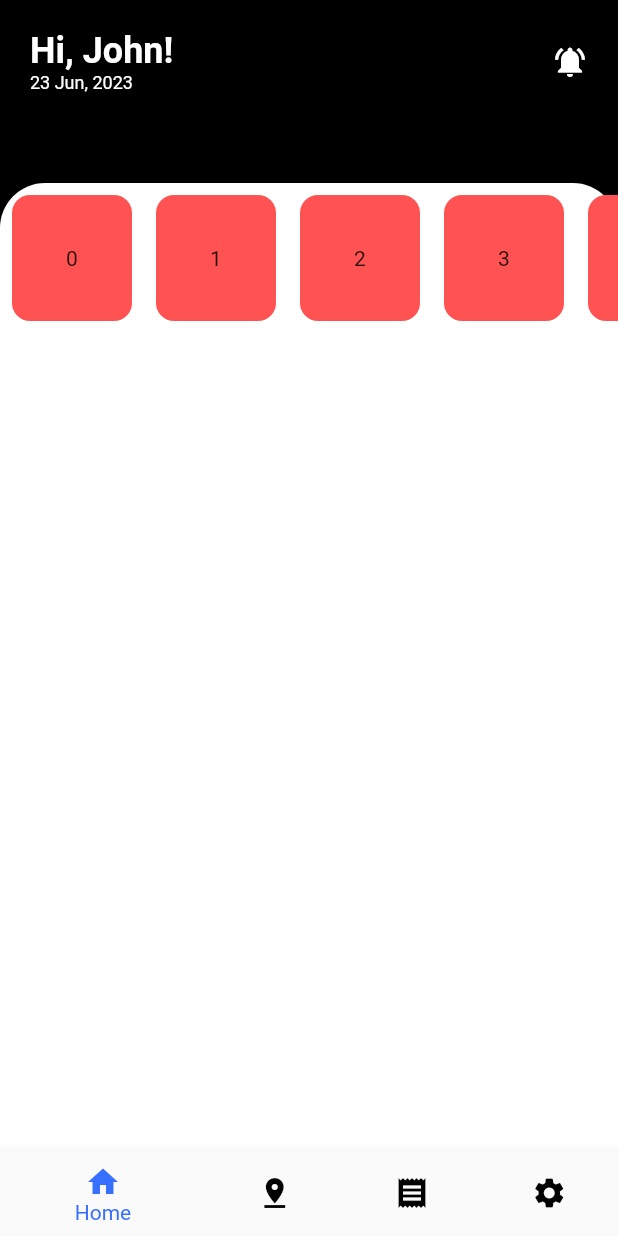
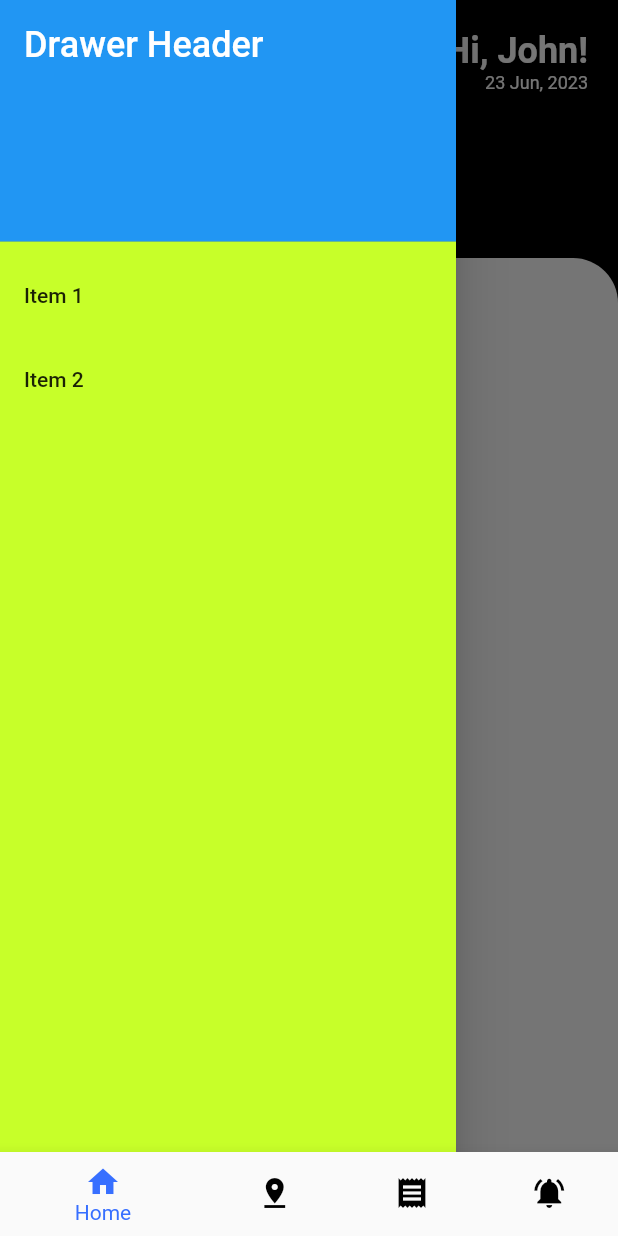
Before and after one commit to psantosh16/Advance-Parking-Management-System, a Flutter app: the ScreenPage screen opened by its route, with the side drawer open (before the commit the screen has no drawer), on a phone screen of 412 x 824 dp. Run offline on Flutter 3.47's test engine with Material 2 defaults, Android fonts, the phone set to English and light mode, and no system bars; our stand-ins replace get.

Commit message:
BottomNavigation Bar updated and Drawer added with Getx

```diff
--- /dev/null
+++ b/lib/GlobalState/drawer_controller.dart
@@ -0,0 +1,17 @@
+import 'package:flutter/material.dart';
+import 'package:get/get.dart';
+
+class DrawerControllers extends GetxController {
+
+  // Declaration of Scaffold Key
+  final GlobalKey<ScaffoldState> _scaffoldKey = GlobalKey<ScaffoldState>();
+
+  // Get Method to get Scaffold Key
+  GlobalKey<ScaffoldState> get scaffoldKey => _scaffoldKey;
+
+  // Method to open drawer
+  void openDrawer() {
+    _scaffoldKey.currentState!.openDrawer();
+    print("Taped");
+  }
+}
--- /dev/null
+++ b/lib/Pages/Screens/Home/drawer_widget.dart
@@ -0,0 +1,46 @@
+import 'package:apms_project/Theme/color_theme.dart';
+import 'package:flutter/material.dart';
+
+class HomePageDrawer extends StatelessWidget {
+  const HomePageDrawer({
+    super.key,
+  });
+
+  @override
+  Widget build(BuildContext context) {
+    return Drawer(
+      backgroundColor: ColorTheme.neogreenTheme,
+      child: ListView(
+        padding: EdgeInsets.zero,
+        children: <Widget>[
+          const DrawerHeader(
+            decoration: BoxDecoration(
+              color: Colors.blue,
+            ),
+            child: Text(
+              'Drawer Header',
+              style: TextStyle(
+                color: Colors.white,
+                fontSize: 24,
+              ),
+            ),
+          ),
+          ListTile(
+            title: const Text('Item 1'),
+            onTap: () {
+              // Do something when the item is tapped
+              Navigator.pop(context);
+            },
+          ),
+          ListTile(
+            title: const Text('Item 2'),
+            onTap: () {
+              // Do something when the item is tapped
+              Navigator.pop(context);
+            },
+          ),
+        ],
+      ),
+    );
+  }
+}
--- /dev/null
+++ b/lib/Pages/Screens/Home/home_page.dart
@@ -0,0 +1,116 @@
+import 'package:apms_project/GlobalState/drawer_controller.dart';
+import 'package:apms_project/Pages/Screens/Home/drawer_widget.dart';
+import 'package:apms_project/Theme/color_theme.dart';
+import 'package:flutter/material.dart';
+import 'package:get/get.dart';
+
+class HomePage extends StatefulWidget {
+  const HomePage({super.key});
+
+  @override
+  State<HomePage> createState() => _HomePageState();
+}
+
+class _HomePageState extends State<HomePage> {
+  late MediaQueryData _queryData;
+
+  final List<Widget> scrollItem = [
+    const Icon(Icons.hourglass_empty),
+    const Icon(Icons.accessible_outlined),
+    const Icon(Icons.face),
+    const Icon(Icons.settings_remote),
+    const Icon(Icons.hourglass_empty),
+    const Icon(Icons.accessible_outlined),
+    const Icon(Icons.face),
+    const Icon(Icons.settings_remote)
+  ];
+
+  @override
+  Widget build(BuildContext context) {
+    _queryData = MediaQuery.of(context);
+    DrawerControllers controller = Get.put(DrawerControllers());
+
+    return Scaffold(
+      key: controller.scaffoldKey,
+      backgroundColor: ColorTheme.blackTheme,
+      drawer: const HomePageDrawer(),
+      body: SafeArea(
+        child: Column(
+          children: [
+
+            // Upper Panel
+            _buildUpperPanel(controller),
+
+            const SizedBox(height: 90),
+
+            // Lower Panel
+            Expanded(
+              child: Container(
+                height: _queryData.size.height,
+                width: _queryData.size.width,
+                decoration: const BoxDecoration(
+                  color: ColorTheme.whiteTheme,
+                  borderRadius: BorderRadius.only(
+                    topRight: Radius.circular(30),
+                    topLeft: Radius.circular(30),
+                  ),
+                ),
+              ),
+            )
+          ],
+        ),
+      ),
+    );
+  }
+
+  Padding _buildUpperPanel(DrawerControllers controller) {
+    return Padding(
+      padding: const EdgeInsets.all(20.0),
+      child: Row(
+        mainAxisAlignment: MainAxisAlignment.spaceBetween,
+        children: [
+          _buildDrawerController(controller),
+          // User Greetings
+          const Column(
+            crossAxisAlignment: CrossAxisAlignment.end,
+            children: [
+              Text(
+                "Hi, John!",
+                style: TextStyle(
+                    color: ColorTheme.whiteTheme,
+                    fontSize: 24,
+                    fontWeight: FontWeight.bold),
+              ),
+              Text(
+                "23 Jun, 2023",
+                style: TextStyle(color: ColorTheme.whiteTheme, fontSize: 12),
+              ),
+            ],
+          ),
+        ],
+      ),
+    );
+  }
+
+  GestureDetector _buildDrawerController(DrawerControllers controller) {
+    return GestureDetector(
+      onTap: () {
+        controller.openDrawer();
+      },
+      child: Container(
+        height: 40,
+        width: 40,
+        decoration: const BoxDecoration(
+          color: ColorTheme.blurTheme,
+          borderRadius: BorderRadius.all(
+            Radius.circular(10),
+          ),
+        ),
+        child: const Icon(
+          Icons.menu,
+          color: ColorTheme.blackTheme,
+        ),
+      ),
+    );
+  }
+}
--- a/lib/Pages/Screens/home_page.dart
+++ /dev/null
@@ -1,113 +0,0 @@
-import 'package:apms_project/Theme/color_theme.dart';
-import 'package:flutter/material.dart';
-
-class HomePage extends StatefulWidget {
-  const HomePage({super.key});
-
-  @override
-  State<HomePage> createState() => _HomePageState();
-}
-
-class _HomePageState extends State<HomePage> {
-  late MediaQueryData _queryData;
-
-  final List<Widget> scrollItem = [
-    const Icon(Icons.hourglass_empty),
-    const Icon(Icons.accessible_outlined),
-    const Icon(Icons.face),
-    const Icon(Icons.settings_remote),
-    const Icon(Icons.hourglass_empty),
-    const Icon(Icons.accessible_outlined),
-    const Icon(Icons.face),
-    const Icon(Icons.settings_remote)
-  ];
-
-  @override
-  Widget build(BuildContext context) {
-    _queryData = MediaQuery.of(context);
-    return Scaffold(
-      backgroundColor: ColorTheme.blackTheme,
-      body: SafeArea(
-        child: Column(
-          children: [
-            // Upper Panel
-            const Padding(
-              padding: EdgeInsets.all(20.0),
-              child: Row(
-                mainAxisAlignment: MainAxisAlignment.spaceBetween,
-                children: [
-                  Column(
-                    crossAxisAlignment: CrossAxisAlignment.start,
-                    children: [
-                      Text(
-                        "Hi, John!",
-                        style: TextStyle(
-                            color: ColorTheme.whiteTheme,
-                            fontSize: 24,
-                            fontWeight: FontWeight.bold),
-                      ),
-                      Text(
-                        "23 Jun, 2023",
-                        style: TextStyle(
-                            color: ColorTheme.whiteTheme, fontSize: 12),
-                      ),
-                    ],
-                  ),
-                  Icon(
-                    Icons.notifications_active,
-                    color: ColorTheme.whiteTheme,
-                  ),
-                ],
-              ),
-            ),
-
-            const SizedBox(
-              height: 40,
-            ),
-            // Lower Panel
-            Expanded(
-              child: Container(
-                alignment: Alignment.topCenter,
-                height: _queryData.size.height,
-                width: _queryData.size.width,
-                decoration: const BoxDecoration(
-                  color: ColorTheme.whiteTheme,
-                  borderRadius: BorderRadius.only(
-                    topRight: Radius.circular(30),
-                    topLeft: Radius.circular(30),
-                  ),
-                ),
-                child: Column(
-                  children: [
-                    SizedBox(
-                      width: double.infinity,
-                      height: 100,
-                      child: ListView.builder(
-                          itemCount: 8,
-                          scrollDirection: Axis.horizontal,
-                          itemBuilder: (context, ind){
-                        return Padding(
-                          padding: const EdgeInsets.all(8.0),
-                          child: Container(
-                            alignment: Alignment.center,
-                            width: 80,
-                            height: 40,
-                            decoration: const BoxDecoration(
-                              color: Colors.redAccent,
-                              borderRadius: BorderRadius.all(Radius.circular(12)),
-                            ),
-                            child: Text("$ind"),
-                          ),
-                        );
-                      })
-                    ),
-                  ],
-                ),
-              ),
-            )
-          ],
-        ),
-      ),
-    );
-  }
-}
--- /dev/null
+++ b/lib/Pages/Screens/notification_page.dart
@@ -0,0 +1,19 @@
+import 'package:flutter/material.dart';
+
+class NotificationPage extends StatefulWidget {
+  const NotificationPage({super.key});
+
+  @override
+  State<NotificationPage> createState() => _NotificationPageState();
+}
+
+class _NotificationPageState extends State<NotificationPage> {
+  @override
+  Widget build(BuildContext context) {
+    return const Scaffold(
+      body: Center(
+        child: Text("Notification Page"),
+      ),
+    );
+  }
+}
--- a/lib/Pages/Screens/screen_page.dart
+++ b/lib/Pages/Screens/screen_page.dart
@@ -1,9 +1,9 @@
-import 'package:apms_project/Pages/Screens/home_page.dart';
-import 'package:apms_project/Pages/Screens/map_page.dart';
+import 'package:apms_project/Pages/Screens/Home/home_page.dart';
+import 'package:apms_project/Pages/Screens/Map/map_page.dart';
+import 'package:apms_project/Pages/Screens/notification_page.dart';
 import 'package:apms_project/Pages/Screens/recipet_page.dart';
 import 'package:apms_project/Theme/color_theme.dart';
 import 'package:flutter/material.dart';
-import 'settings_page.dart';
 
 class ScreenPage extends StatefulWidget {
   const ScreenPage({super.key});
@@ -19,7 +19,7 @@ class _ScreenPageState extends State<ScreenPage> {
     const HomePage(),
     const MapPage(),
     const ReceiptPage(),
-    const SettingPage(),
+    const NotificationPage(),
   ];
 
   @override
@@ -40,24 +40,10 @@ class _ScreenPageState extends State<ScreenPage> {
           BottomNavigationBarItem(icon: Icon(Icons.pin_drop), label: "Map"),
           BottomNavigationBarItem(
               icon: Icon(Icons.receipt), label: "Parking History"),
-          BottomNavigationBarItem(icon: Icon(Icons.settings), label: "Setting"),
+          BottomNavigationBarItem(icon: Icon(Icons.notifications_active), label: "Notification"),
         ],
       ),
       body: _screens[_selectedIndex],
     );
   }
-
-  getGreeting() {
-    final hr = DateTime.now().hour;
-
-    if (hr < 12) {
-      return "Have a Good day";
-    } else if (hr >= 12 || hr <= 17) {
-      return "Good Afternoon";
-    } else if (hr >= 18 || hr <= 21) {
-      return "Good Evening";
-    } else {
-      return "Good Night";
-    }
-  }
 }
--- a/lib/Pages/Screens/settings_page.dart
+++ /dev/null
@@ -1,19 +0,0 @@
-import 'package:flutter/material.dart';
-
-class SettingPage extends StatefulWidget {
-  const SettingPage({super.key});
-
-  @override
-  State<SettingPage> createState() => _SettingPageState();
-}
-
-class _SettingPageState extends State<SettingPage> {
-  @override
-  Widget build(BuildContext context) {
-    return const Scaffold(
-      body: Center(
-        child: Text("Setting Page"),
-      ),
-    );
-  }
-}
--- a/lib/Theme/color_theme.dart
+++ b/lib/Theme/color_theme.dart
@@ -6,6 +6,9 @@ class ColorTheme {
   static const Color neogreenTheme = Color(0xFFC7FF29);
   static const Color whiteTheme = Color(0xFFFFFFFF);
   static const Color blueTheme = Color(0xFF376FFF);
+  static const Color blurTheme = Color(0xCCF8F8FF);
+  // ⬆️ Blur levels => https://gist.github.com/lopspower/03fb1cc0ac9f32ef38f4
+
 }
 
 class FontTheme{
--- a/lib/main.dart
+++ b/lib/main.dart
@@ -1,23 +1,28 @@
-import 'package:apms_project/Pages/Screens/map_page.dart';
+import 'package:apms_project/GlobalState/drawer_controller.dart';
+import 'package:apms_project/Pages/Screens/Map/map_page.dart';
 import 'package:apms_project/Pages/Screens/recipet_page.dart';
 import 'package:apms_project/Pages/Screens/screen_page.dart';
-
-import 'Pages/Screens/home_page.dart';
-import 'Pages/Screens/settings_page.dart';
+import 'package:get/get.dart';
+import 'Pages/Screens/Home/home_page.dart';
 import 'Pages/auth/login_page.dart';
 import 'Pages/auth/register_page.dart';
 import 'package:flutter/material.dart';
 
 void main() {
-  runApp(const MyApp());
+  runApp( MyApp());
 }
 
 class MyApp extends StatelessWidget {
-  const MyApp({super.key});
+   MyApp({super.key});
+
+
+  @override
+  final DrawerControllers drawerController = Get.put(DrawerControllers());
+
 
   @override
   Widget build(BuildContext context) {
-    return  MaterialApp(
+    return  GetMaterialApp(
       debugShowCheckedModeBanner: false,
       theme: ThemeData(
         brightness: Brightness.light,
@@ -28,7 +33,6 @@ class MyApp extends StatelessWidget {
         "/register" : (context) => const RegisterPage(),
         "/login": (context) => const LoginPage(),
         "/home":(context) => const HomePage(),
-        "/setting":(context)=> const SettingPage(),
         "/receipt":(context)=> const ReceiptPage(),
         "/map":(context)=> const MapPage(),
         "/screen":(context)=> const ScreenPage(),
--- a/pubspec.yaml
+++ b/pubspec.yaml
@@ -30,7 +30,7 @@ environment:
 dependencies:
   flutter:
     sdk: flutter
-
+  get: ^4.6.5
 
   # The following adds the Cupertino Icons font to your application.
   # Use with the CupertinoIcons class for iOS style icons.
```
Also changed, not shown: lib/Pages/Screens/Map/map_page.dart (renamed from lib/Pages/Screens/map_page.dart), pubspec.lock, 1 other file.
